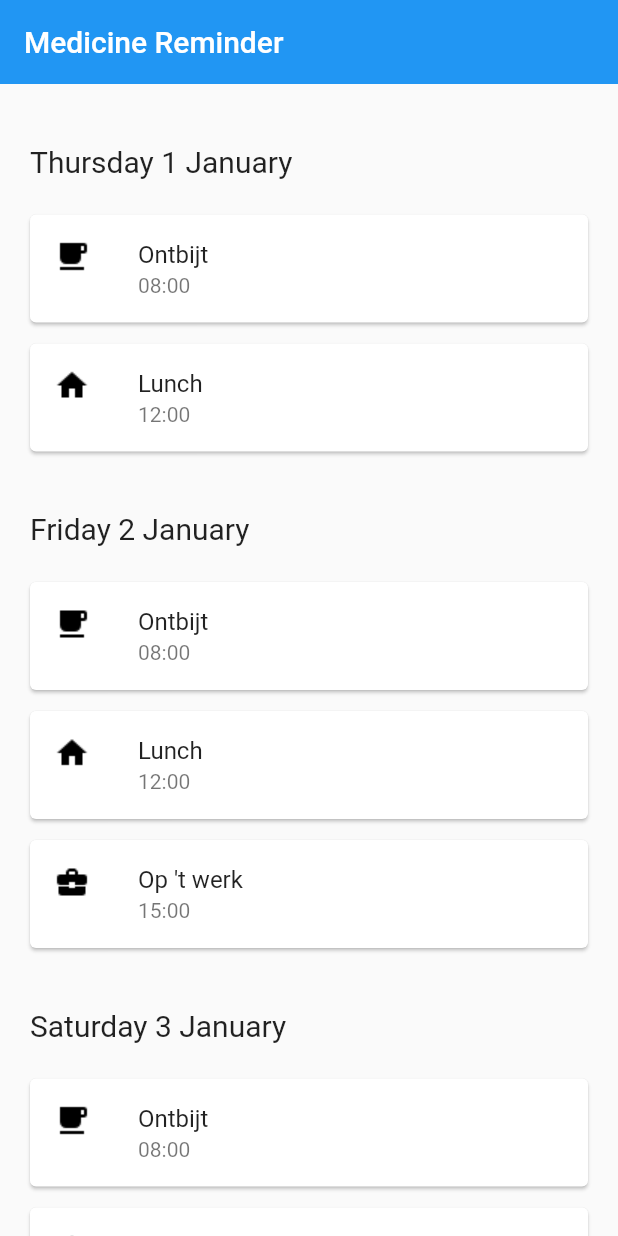
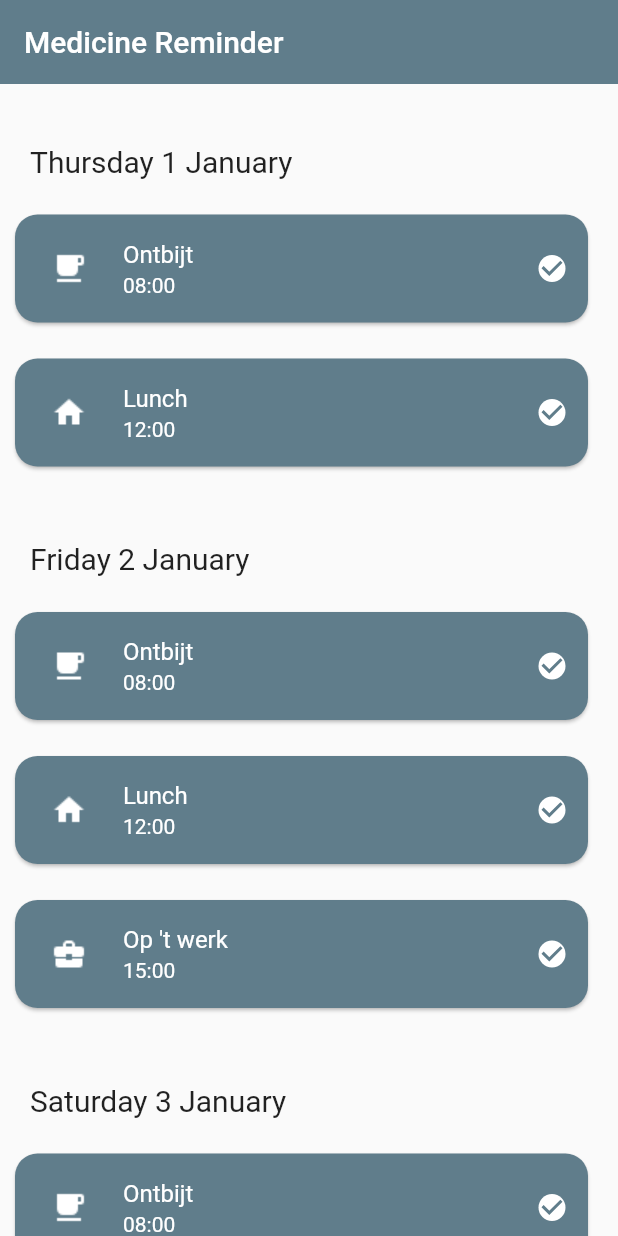
Before and after one commit to RobertAcsinte/medicine_reminder, a Flutter app: the screen it shows after launch, on a phone screen of 412 x 824 dp. Run offline on Flutter 3.47's test engine with Material 2 defaults, Android fonts, the phone set to English and light mode, and no system bars; drawn by our look-alikes of grouped_list.

Commit message:
Moments are now checkable | Updated the UI according to the requirements

```diff
--- a/lib/main.dart
+++ b/lib/main.dart
@@ -14,7 +14,7 @@ class MyApp extends StatelessWidget {
     return MaterialApp(
       title: 'Medicine Reminder',
       theme: ThemeData(
-        primarySwatch: Colors.blue,
+        primarySwatch: Colors.blueGrey,
       ),
       home: const MomentList(),
     );
--- a/lib/screens/moment_list/moment_list.dart
+++ b/lib/screens/moment_list/moment_list.dart
@@ -38,7 +38,7 @@ class _MomentListState extends State<MomentList> {
           ),
         ),
         itemBuilder: (context, element) {
-          return MomentTile(moment: element);
+          return MomentTileWidget(moment: element);
         },
       ),
     );
--- a/lib/screens/moment_list/moment_tile.dart
+++ b/lib/screens/moment_list/moment_tile.dart
@@ -4,24 +4,78 @@ import 'package:intl/intl.dart';
 import '../../data/MomentApi.dart';
 
 
-class MomentTile extends StatelessWidget {
+class MomentTileWidget extends StatefulWidget {
 
   final Moment moment;
 
-  MomentTile({ required this.moment });
+  MomentTileWidget({ required this.moment });
+
+  @override
+  State<MomentTileWidget> createState() => _MomentTileWidgetState();
+}
+
+class _MomentTileWidgetState extends State<MomentTileWidget> {
+
+  //checks if all the medicines are taken to check a moment
+  bool checkedMoment(){
+    bool isChecked = true;
+    for (var element in widget.moment.medicines) {
+      if(element.taken == false){
+        isChecked = false;
+      }
+    }
+    return isChecked;
+  }
+
+  //when checking a moment, all the medicines are set as taken
+  void setChecked(bool value){
+    for(var i = 0; i < widget.moment.medicines.length; i++){
+      widget.moment.medicines[i].taken = value;
+    }
+  }
 
   @override
   Widget build(BuildContext context) {
     return Padding(
       padding: const EdgeInsets.only(top: 8.0),
       child: Card(
-        margin: const EdgeInsets.fromLTRB(20.0, 6.0, 20.0, 0.0),
-        child: ListTile(
-          leading: Image(
-            image: AssetImage("assets/${moment.icon!}.png"),
-          ),
-          title: Text(moment.title!),
-          subtitle: Text(DateFormat("HH:mm").format(moment.date!)),
+        shape: RoundedRectangleBorder(
+          borderRadius: BorderRadius.circular(15),
+        ),
+        margin: const EdgeInsets.fromLTRB(10.0, 6.0, 20.0, 10.0),
+        color: checkedMoment()? Colors.blueGrey : Colors.white,
+        child: Row(
+          children: [
+            Expanded(
+              child: ListTile(
+                //surround by CircleAvatar so the leading image can be centered
+                leading: CircleAvatar(
+                  backgroundColor: Colors.transparent,
+                  child: Image(
+                    alignment: Alignment.bottomCenter,
+                    image: AssetImage("assets/${widget.moment.icon!}.png"),
+                    color: checkedMoment()? Colors.white : Colors.black,
+                  ),
+                ),
+                title: Text(widget.moment.title!),
+                textColor: checkedMoment()? Colors.white : Colors.black,
+                subtitle: Text(DateFormat("HH:mm").format(widget.moment.date!)),
+              ),
+            ),
+            Checkbox(
+              shape: RoundedRectangleBorder(
+                borderRadius: BorderRadius.circular(10),
+              ),
+              checkColor: Colors.blueGrey,
+              fillColor: checkedMoment()? MaterialStateProperty.all<Color>(Colors.white) : null,
+              value: checkedMoment(),
+              onChanged: (bool? value) {
+                setState(() {
+                  setChecked(value!);
+                });
+              },
+            ),
+          ],
         ),
       ),
     );
```
